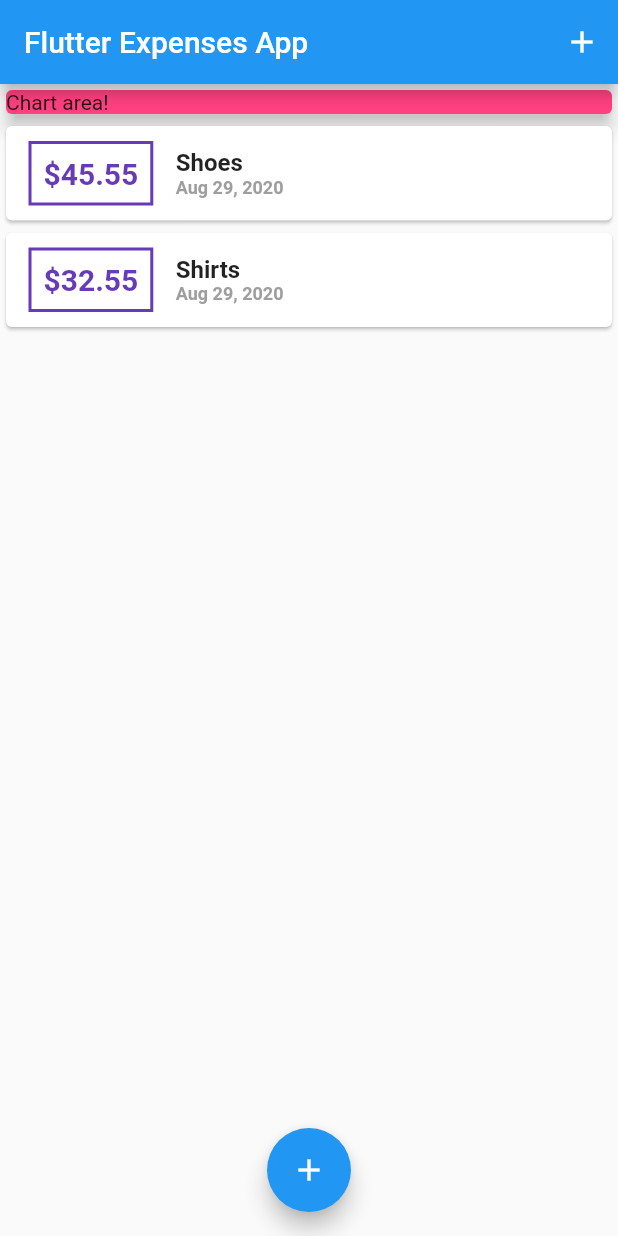
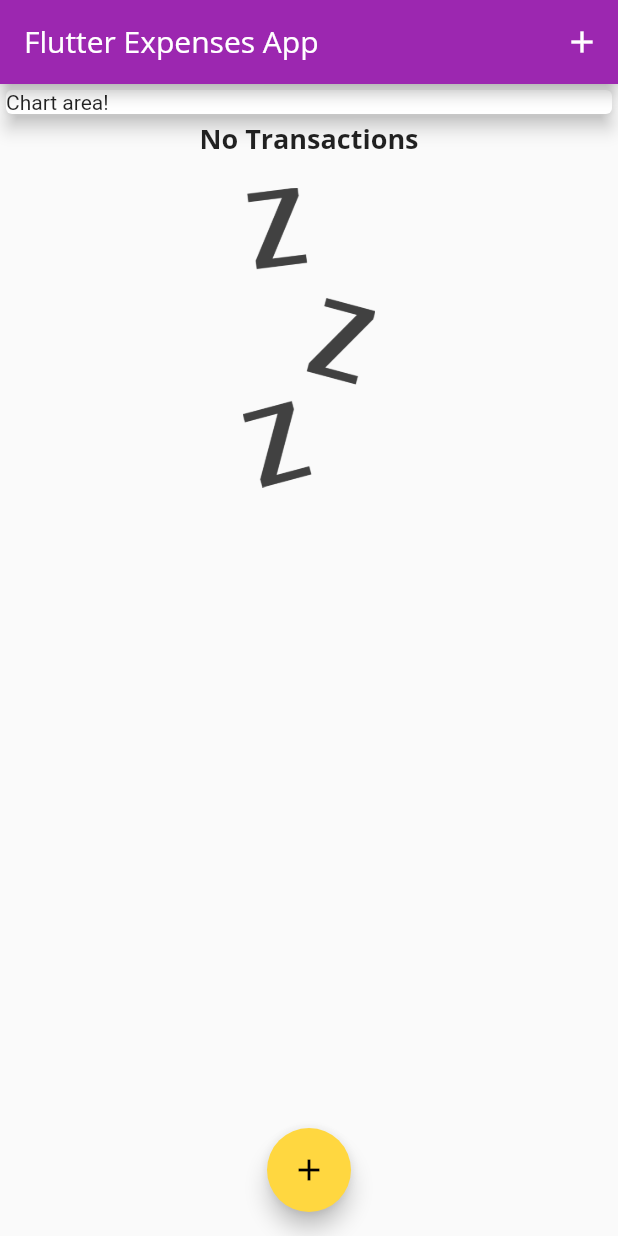
Before and after one commit to hackernewbie/personal_expenses, a Flutter app: the screen it shows after launch, on a phone screen of 412 x 824 dp. Run offline on Flutter 3.47's test engine with Material 2 defaults, Android fonts, the phone set to English and light mode, and no system bars; Roboto replaces fonts that are missing (Open Sans).

Commit message:
Added fonts & Images

```diff
--- a/personal_expenses/lib/main.dart
+++ b/personal_expenses/lib/main.dart
@@ -14,10 +14,25 @@ class MyApp extends StatelessWidget {
   @override
   Widget build(BuildContext context) {
     return MaterialApp(
-      title: 'Flutter Demo',
+      title: 'Expenses App',
       theme: ThemeData(
-        primarySwatch: Colors.blue,
+        primarySwatch: Colors.purple,
+        accentColor: Colors.amberAccent,
         visualDensity: VisualDensity.adaptivePlatformDensity,
+        fontFamily: 'QuickSand',
+        textTheme: ThemeData.light().textTheme.copyWith(
+          title: TextStyle(
+            fontSize: 18,
+            fontWeight: FontWeight.bold,
+            fontFamily: 'OpenSans',
+          ),
+        ),
+        appBarTheme: AppBarTheme(
+          textTheme: ThemeData.light().textTheme.copyWith(
+            title: TextStyle(fontFamily: 'OpenSans',
+            fontSize: 20,
+            )
+          ))
       ),
       home: MyHomePage(),
     );
@@ -36,18 +51,7 @@ class MyHomePage extends StatefulWidget {
 
 class _MyHomePageState extends State<MyHomePage> {
   final List<Transaction> _userTransactions = [
-    Transaction(
-      id: 'T1',
-      title: 'Shoes',
-      date: DateTime.now(),
-      amount: 45.55,
-    ),
-    Transaction(
-      id: 'T2',
-      title: 'Shirts',
-      date: DateTime.now(),
-      amount: 32.55,
-    ),
+
   ];
 
   void _addTransaction(String txTitle, double txAmount) {
@@ -77,7 +81,11 @@ class _MyHomePageState extends State<MyHomePage> {
   @override
   Widget build(BuildContext context) {
     return Scaffold(appBar: AppBar(
-      title: Text('Flutter Expenses App'),
+      title: Text('Flutter Expenses App',
+        style: TextStyle(
+            fontFamily: 'Open Sans'
+        ),
+      ),
       actions: <Widget>[
         IconButton(
           icon: Icon(Icons.add),
@@ -94,7 +102,6 @@ class _MyHomePageState extends State<MyHomePage> {
             Container(
               width: double.infinity,
               child: Card(
-                  color: Colors.pinkAccent,
                   child: Text('Chart area!'),
                   elevation: 5,
               ),
--- /dev/null
+++ b/personal_expenses/lib/widgets/chart.dart
@@ -0,0 +1,11 @@
+import 'package:flutter/material.dart';
+
+class Chart extends StatelessWidget {
+  @override
+  Widget build(BuildContext context) {
+    return Card(
+      elevation: 6,
+        margin: EdgeInsets.all(10),
+    );
+  }
+}
--- a/personal_expenses/lib/widgets/transaction_list.dart
+++ b/personal_expenses/lib/widgets/transaction_list.dart
@@ -11,7 +11,21 @@ class TransactionList extends StatelessWidget {
   Widget build(BuildContext context) {
     return Container(
       height: 300,
-        child: ListView.builder(
+        child: transactions.isEmpty
+            ? Column(children: <Widget>[
+                Text('No Transactions',
+                  style: Theme.of(context).textTheme.title,
+                ),
+              SizedBox(
+                height: 20,
+              ),
+              Container(
+                height: 200,
+                child: Image.asset('assets/images/waiting.png',
+                    fit: BoxFit.cover),
+              ),
+        ],
+        ) : ListView.builder(
           itemBuilder: (ctx, index) {
             return Card(
                 child: Row(
@@ -22,8 +36,8 @@ class TransactionList extends StatelessWidget {
                         '\$${transactions[index].amount.toStringAsFixed(2)}',
                         style: TextStyle(
                           fontWeight:  FontWeight.bold,
-                          fontSize: 20,
-                          color: Colors.deepPurple,
+                          fontSize: 15,
+                          color: Theme.of(context).primaryColor,
                         ),
                       ),
                       margin: EdgeInsets.symmetric(
@@ -33,7 +47,7 @@ class TransactionList extends StatelessWidget {
                       decoration: BoxDecoration(
                         border: Border.all(
                           width: 2,
-                          color: Colors.deepPurple,
+                          color: Theme.of(context).primaryColor ,
                         ),
                       ),
                       padding: EdgeInsets.all(8),
@@ -43,18 +57,11 @@ class TransactionList extends StatelessWidget {
                       children: [
                         Text(
                           transactions[index].title,
-                          style: TextStyle(
-                            fontSize: 16,
-                            fontWeight: FontWeight.w600,
-                          ),
+                          style: Theme.of(context).textTheme.title,
                         ),
                         Text(
                           DateFormat.yMMMd().format(transactions[index].date),
-                          style: TextStyle(
-                            fontWeight:  FontWeight.bold,
-                            fontSize: 12,
-                            color: Colors.grey,
-                          ),
+                          style: Theme.of(context).textTheme.subtitle2,
                         ),
                       ],
                     )
```
Also changed, not shown: personal_expenses/pubspec.yaml (+17 -0 lines), personal_expenses/assets/fonts/OpenSans-Bold.ttf (added), personal_expenses/assets/fonts/OpenSans-Regular.ttf (added), personal_expenses/assets/fonts/Quicksand-Bold.ttf (added), personal_expenses/assets/fonts/Quicksand-Light.ttf (added), personal_expenses/assets/fonts/Quicksand-Medium.ttf (added), personal_expenses/assets/fonts/Quicksand-Regular.ttf (added), personal_expenses/assets/images/waiting.png (added).
